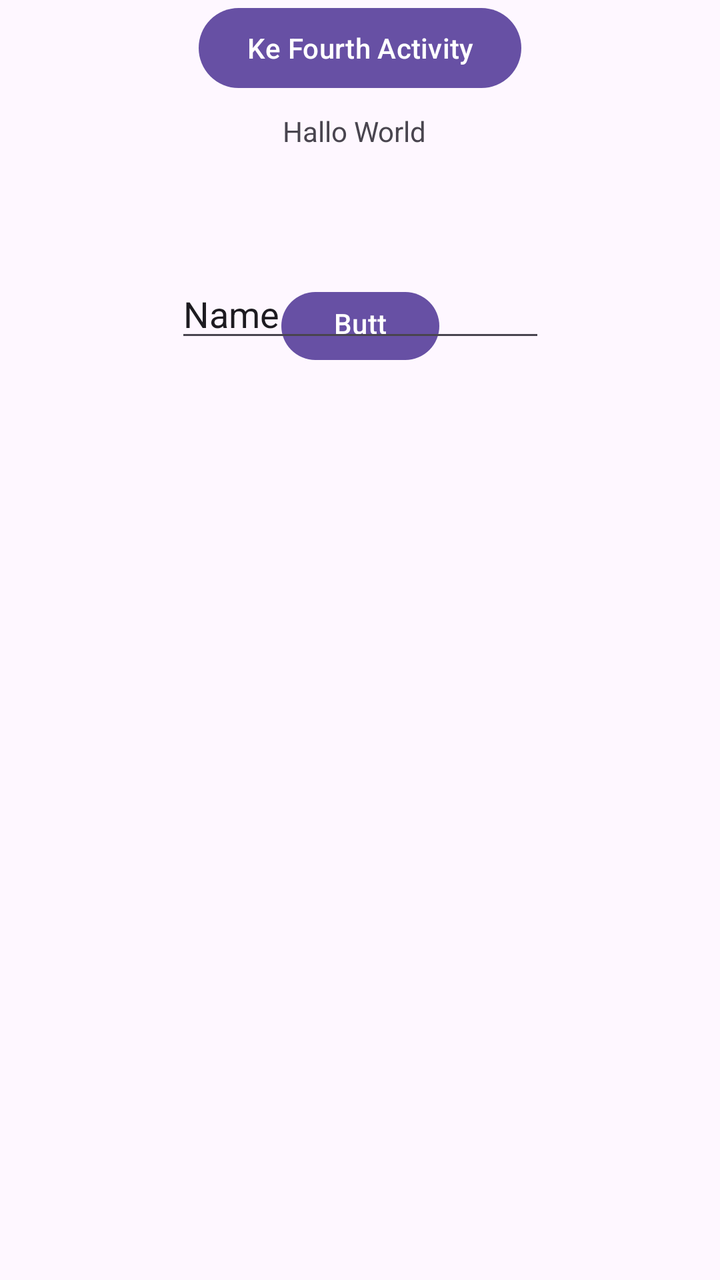
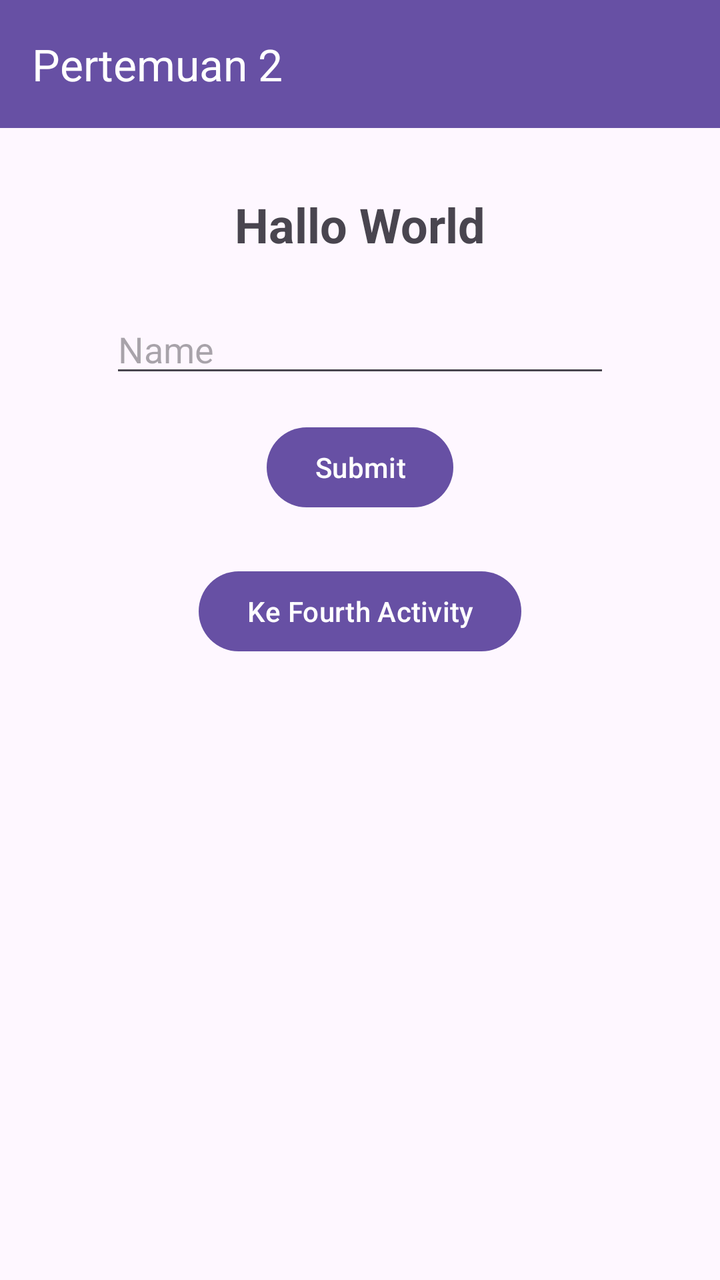

Two renders of the same Android screen: before a commit and after it. Below are the layout's source before the change and the commit's diff.
<!-- AndroidManifest.xml: application theme Theme.Per3Sefriansyah_3TIE -->
<!-- res/layout/activity_second.xml -->
<?xml version="1.0" encoding="utf-8"?>
<androidx.constraintlayout.widget.ConstraintLayout xmlns:android="http://schemas.android.com/apk/res/android"
    xmlns:app="http://schemas.android.com/apk/res-auto"
    xmlns:tools="http://schemas.android.com/tools"
    android:id="@+id/main"
    android:layout_width="match_parent"
    android:layout_height="match_parent"
    tools:context=".Pertemuan2.SecondActivity">
    <TextView
        android:id="@+id/textView3"
        android:layout_width="wrap_content"
        android:layout_height="wrap_content"
        android:layout_marginTop="56dp"
        android:text="Hallo World"
        app:layout_constraintEnd_toEndOf="parent"
        app:layout_constraintHorizontal_bias="0.491"
        app:layout_constraintStart_toStartOf="parent"
        app:layout_constraintTop_toTopOf="parent" />

    <Button
        android:id="@+id/button2"
        android:layout_width="79dp"
        android:layout_height="42dp"
        android:layout_marginBottom="456dp"
        android:text="Button"
        app:layout_constraintBottom_toBottomOf="parent"
        app:layout_constraintEnd_toEndOf="parent"
        app:layout_constraintStart_toStartOf="parent" />

    <EditText
        android:id="@+id/editTextText2"
        android:layout_width="185dp"
        android:layout_height="36dp"
        android:layout_marginTop="140dp"
        android:ems="10"
        android:inputType="text"
        android:text="Name"
        app:layout_constraintEnd_toEndOf="parent"
        app:layout_constraintStart_toStartOf="parent"
        app:layout_constraintTop_toTopOf="parent" />

    <Button
        android:id="@+id/btnToFourth"
        android:layout_width="wrap_content"
        android:layout_height="wrap_content"
        android:text="Ke Fourth Activity"
        app:layout_constraintEnd_toEndOf="parent"
        app:layout_constraintStart_toStartOf="parent"
        tools:layout_editor_absoluteY="415dp" />

</androidx.constraintlayout.widget.ConstraintLayout>
<!-- resources referenced by this layout -->
<resources>
  <style name="Theme.Per3Sefriansyah_3TIE" parent="Base.Theme.Per3Sefriansyah_3TIE" />
  <style name="Base.Theme.Per3Sefriansyah_3TIE" parent="Theme.Material3.DayNight.NoActionBar">
          
          
      </style>
</resources>

<!-- the commit's change to res/layout/activity_second.xml (unified diff, before → after) -->
@@ -1,51 +1,66 @@
 <?xml version="1.0" encoding="utf-8"?>
-<androidx.constraintlayout.widget.ConstraintLayout xmlns:android="http://schemas.android.com/apk/res/android"
+<androidx.constraintlayout.widget.ConstraintLayout
+    xmlns:android="http://schemas.android.com/apk/res/android"
     xmlns:app="http://schemas.android.com/apk/res-auto"
     xmlns:tools="http://schemas.android.com/tools"
     android:id="@+id/main"
     android:layout_width="match_parent"
     android:layout_height="match_parent"
     tools:context=".Pertemuan2.SecondActivity">
+
+    <androidx.appcompat.widget.Toolbar
+        android:id="@+id/toolbar"
+        android:layout_width="0dp"
+        android:layout_height="?attr/actionBarSize"
+        android:background="?attr/colorPrimary"
+        app:title="Pertemuan 2"
+        app:titleTextColor="@android:color/white"
+        app:layout_constraintTop_toTopOf="parent"
+        app:layout_constraintStart_toStartOf="parent"
+        app:layout_constraintEnd_toEndOf="parent" />
+
     <TextView
         android:id="@+id/textView3"
         android:layout_width="wrap_content"
         android:layout_height="wrap_content"
-        android:layout_marginTop="56dp"
+        android:layout_marginTop="32dp"
         android:text="Hallo World"
+        android:textSize="24sp"
+        android:textStyle="bold"
         app:layout_constraintEnd_toEndOf="parent"
-        app:layout_constraintHorizontal_bias="0.491"
         app:layout_constraintStart_toStartOf="parent"
-        app:layout_constraintTop_toTopOf="parent" />
+        app:layout_constraintTop_toBottomOf="@id/toolbar" />
+
+    <EditText
+        android:id="@+id/editTextText2"
+        android:layout_width="250dp"
+        android:layout_height="wrap_content"
+        android:layout_marginTop="24dp"
+        android:ems="10"
+        android:hint="Name"
+        android:inputType="text"
+        app:layout_constraintEnd_toEndOf="parent"
+        app:layout_constraintStart_toStartOf="parent"
+        app:layout_constraintTop_toBottomOf="@id/textView3" />
 
     <Button
         android:id="@+id/button2"
-        android:layout_width="79dp"
-        android:layout_height="42dp"
-        android:layout_marginBottom="456dp"
-        android:text="Button"
-        app:layout_constraintBottom_toBottomOf="parent"
-        app:layout_constraintEnd_toEndOf="parent"
-        app:layout_constraintStart_toStartOf="parent" />
-
-    <EditText
-        android:id="@+id/editTextText2"
-        android:layout_width="185dp"
-        android:layout_height="36dp"
-        android:layout_marginTop="140dp"
-        android:ems="10"
-        android:inputType="text"
-        android:text="Name"
+        android:layout_width="wrap_content"
+        android:layout_height="wrap_content"
+        android:layout_marginTop="16dp"
+        android:text="Submit"
         app:layout_constraintEnd_toEndOf="parent"
         app:layout_constraintStart_toStartOf="parent"
-        app:layout_constraintTop_toTopOf="parent" />
+        app:layout_constraintTop_toBottomOf="@id/editTextText2" />
 
     <Button
         android:id="@+id/btnToFourth"
         android:layout_width="wrap_content"
         android:layout_height="wrap_content"
+        android:layout_marginTop="24dp"
         android:text="Ke Fourth Activity"
         app:layout_constraintEnd_toEndOf="parent"
         app:layout_constraintStart_toStartOf="parent"
-        tools:layout_editor_absoluteY="415dp" />
+        app:layout_constraintTop_toBottomOf="@id/button2" />
 
 </androidx.constraintlayout.widget.ConstraintLayout>
